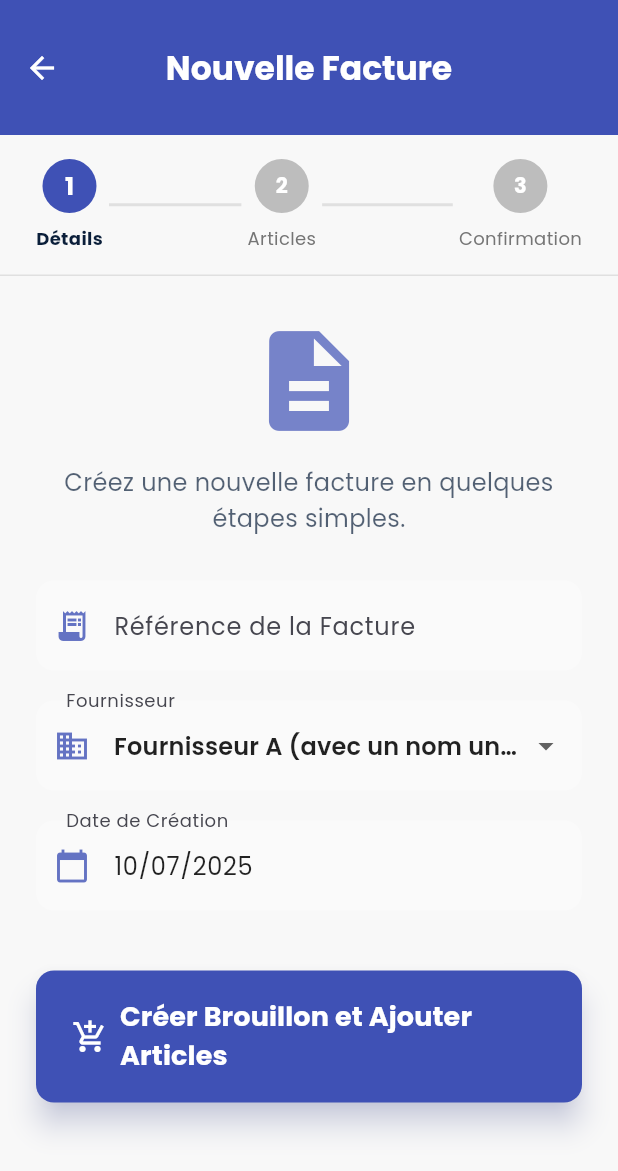
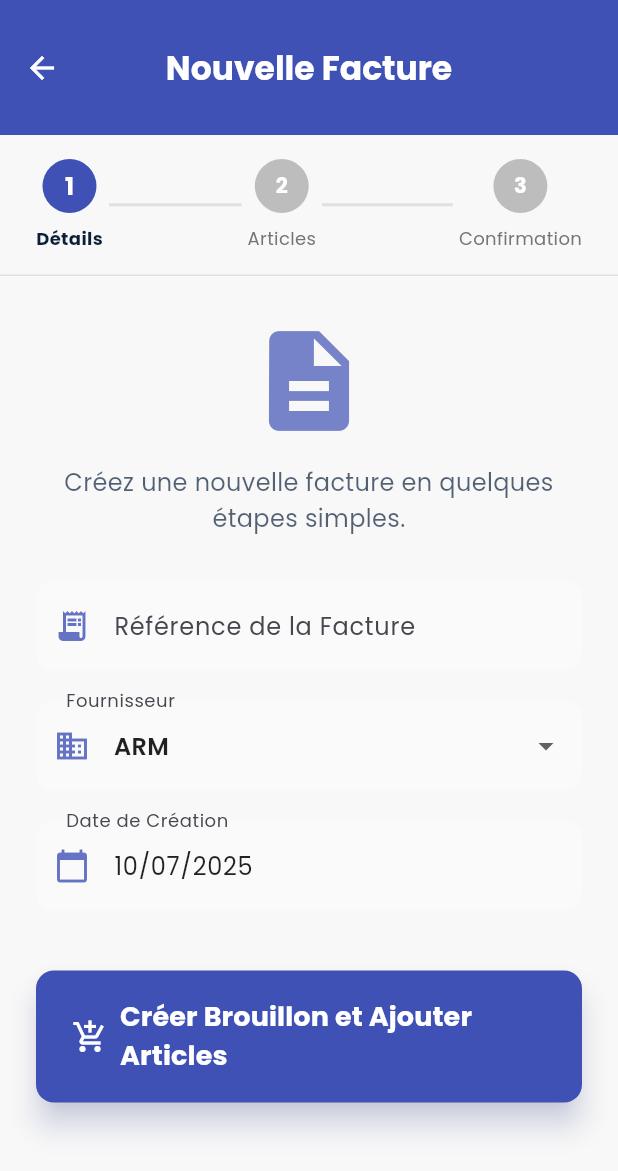
Before and after one commit to KenzaRh21/Softigo_test, a Flutter app: the CreateInvoiceDraftPage screen opened directly, on a phone screen of 412 x 824 dp. Shown: the top 1171 px of the screen. Run offline on Flutter 3.47's test engine with Material 3 defaults, Android fonts, the phone set to English and light mode, and no system bars; our stand-ins replace animated_splash_screen, flutter_dotenv, flutter_secure_storage, google_fonts, html_unescape, lottie; accounts and stored records are empty.

Commit message:
facture avec API

```diff
--- a/lib/pages/create_invoice_draft_page.dart
+++ b/lib/pages/create_invoice_draft_page.dart
@@ -18,14 +18,10 @@ class _CreateInvoiceDraftPageState extends State<CreateInvoiceDraftPage> {
   final TextEditingController _referenceController = TextEditingController();
 
   final List<Map<String, dynamic>> _fournisseurs = [
-    {'id': 101, 'name': 'Fournisseur A (avec un nom un peu plus long)'},
-    {'id': 102, 'name': 'Fournisseur B'},
-    {'id': 103, 'name': 'Fournisseur C'},
-    {
-      'id': 104,
-      'name':
-          'Un très long nom de fournisseur qui pourrait causer des problèmes',
-    },
+    {'id': 9, 'name': 'ARM'},
+    {'id': 3, 'name': 'ALLIANZE '},
+    {'id': 6, 'name': 'ENSA '},
+    {'id': 1, 'name': 'Oulmes'},
   ];
 
   int? _selectedFournisseurId;
```
